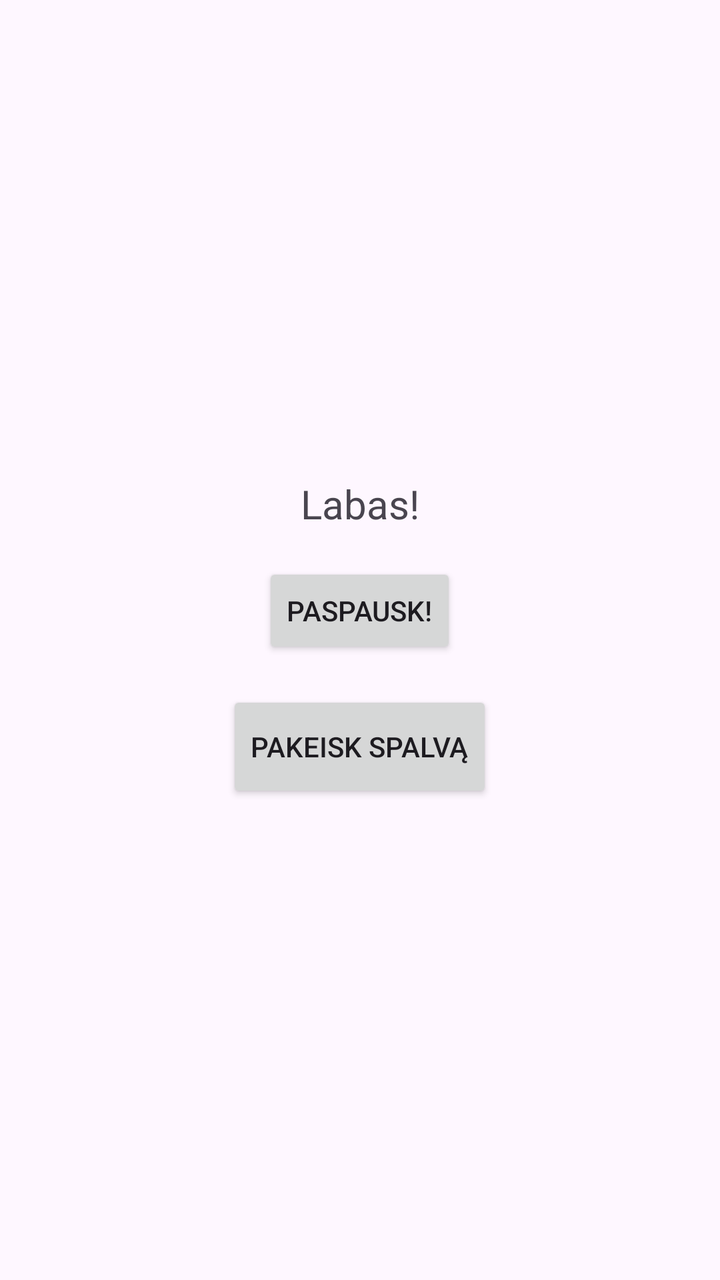
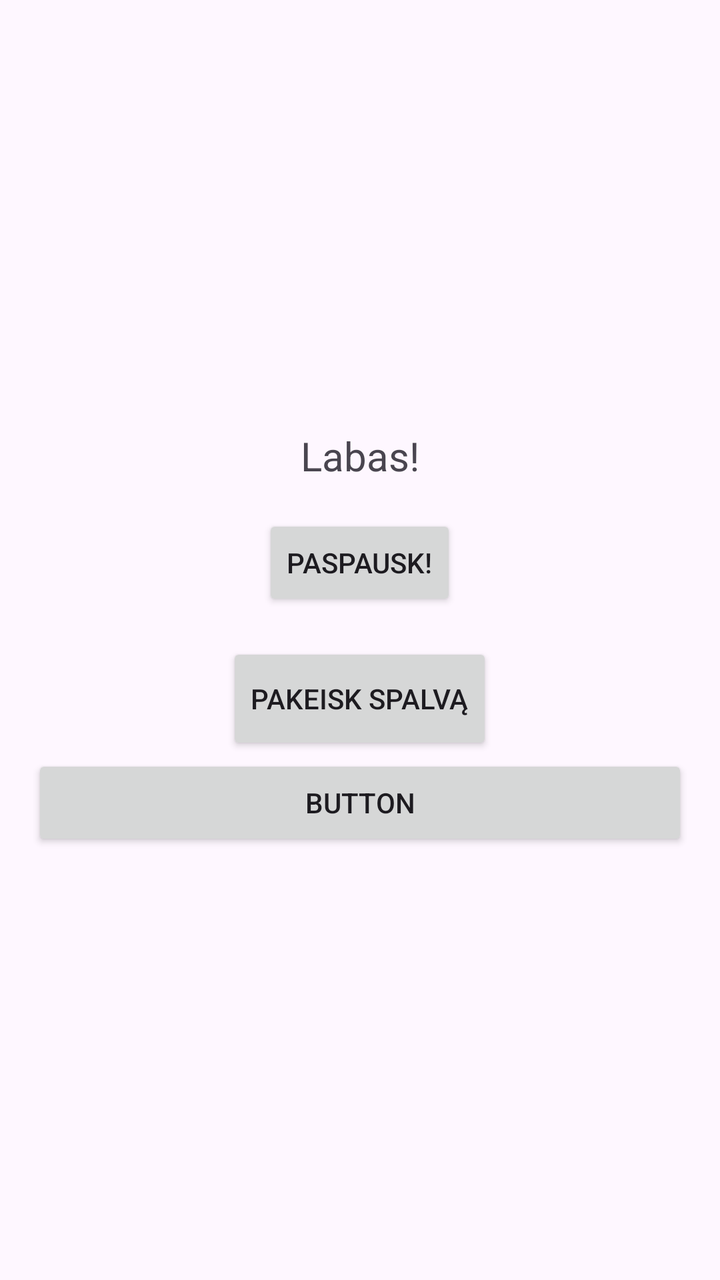

An Android layout rendered at two revisions. The XML below is the earlier revision; the diff shows what the commit changed to produce the second picture.
<!-- AndroidManifest.xml: application theme Theme.KIETASAPP -->
<!-- res/layout/activity_main.xml -->
<?xml version="1.0" encoding="utf-8"?>
<androidx.constraintlayout.widget.ConstraintLayout xmlns:android="http://schemas.android.com/apk/res/android"
    xmlns:app="http://schemas.android.com/apk/res-auto"
    xmlns:tools="http://schemas.android.com/tools"
    android:id="@+id/main"
    android:layout_width="match_parent"
    android:layout_height="match_parent"
    tools:context=".MainActivity">

    <LinearLayout
        android:layout_width="match_parent"
        android:layout_height="match_parent"
        android:gravity="center"
        android:orientation="vertical"
        android:padding="16dp">

        <TextView
            android:id="@+id/myTextView"
            android:layout_width="wrap_content"
            android:layout_height="wrap_content"
            android:text="Labas!"
            android:textSize="20sp" />

        <Button
            android:id="@+id/myButton"
            android:layout_width="wrap_content"
            android:layout_height="wrap_content"
            android:layout_marginTop="16dp"
            android:text="Paspausk!" />

        <Button
            android:id="@+id/colorButton"
            android:layout_width="wrap_content"
            android:layout_height="56dp"
            android:layout_marginTop="16dp"
            android:text="Pakeisk spalvą" />

    </LinearLayout>
</androidx.constraintlayout.widget.ConstraintLayout>
<!-- resources referenced by this layout -->
<resources>
  <style name="Theme.KIETASAPP" parent="Base.Theme.KIETASAPP" />
  <style name="Base.Theme.KIETASAPP" parent="Theme.Material3.DayNight.NoActionBar">
          
          
      </style>
</resources>

<!-- the commit's change to res/layout/activity_main.xml (unified diff, before → after) -->
@@ -35,5 +35,11 @@
             android:layout_marginTop="16dp"
             android:text="Pakeisk spalvą" />
 
+        <Button
+            android:id="@+id/button"
+            android:layout_width="match_parent"
+            android:layout_height="wrap_content"
+            android:text="Button" />
+
     </LinearLayout>
 </androidx.constraintlayout.widget.ConstraintLayout>
